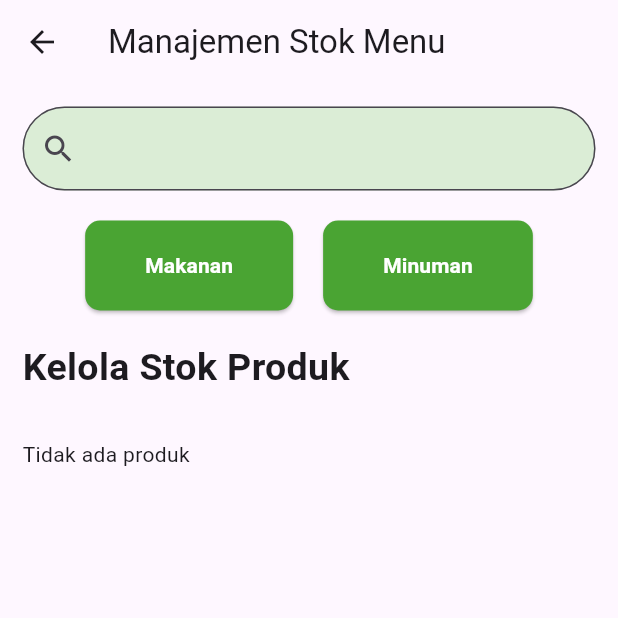
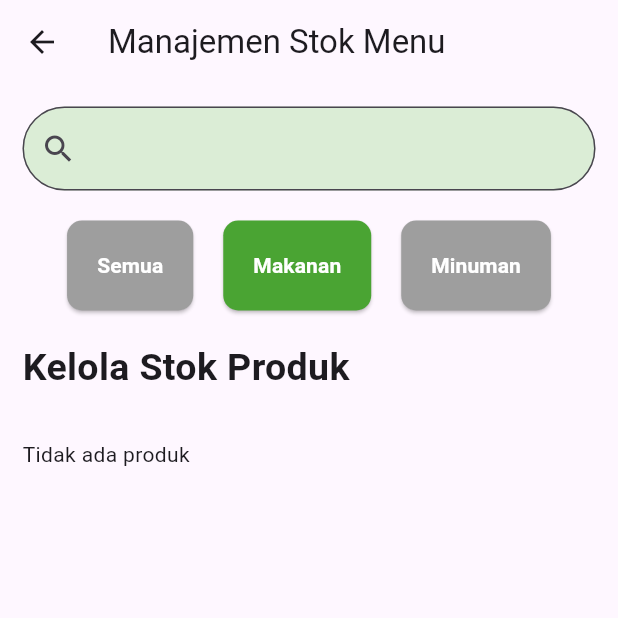
Before and after one commit to FiveHeisenberg/mobile-restaurant, a Flutter app: the ManageStock screen opened directly, after a tap on "Makanan", on a phone screen of 412 x 824 dp, the top half of it. Run offline on Flutter 3.47's test engine with Material 3 defaults, Android fonts, the phone set to English and light mode, and no system bars; our stand-ins replace carousel_slider; network calls fail.

Commit message:
Manage Stock - Filter produk

```diff
--- a/lib/dashboard/manage_stock.dart
+++ b/lib/dashboard/manage_stock.dart
@@ -12,8 +12,8 @@ class ManageStock extends StatefulWidget {
 }
 
 class _ManageStockState extends State<ManageStock> {
-  List dataProduk = [];
   late Future<List> _futureProduk = fetchProduk();
+  String selectedKategori = "Semua";
 
   // FUNGSI API MENGAMBIL DATA PRODUK
   Future<List> fetchProduk() async {
@@ -42,6 +42,14 @@ class _ManageStockState extends State<ManageStock> {
     if (response.statusCode != 200) {
       throw Exception("Gagal update status");
     }
+  }
+
+  // FUNGSI FILTER PRODUK BERDASARKAN KATEGORI
+  List getFilteredProduk(List allProduk) {
+    if (selectedKategori == "Semua") {
+      return allProduk;
+    }
+    return allProduk.where((p) => p['nama_kategori'] == selectedKategori).toList();
   }
 
   @override
@@ -81,14 +89,44 @@ class _ManageStockState extends State<ManageStock> {
               mainAxisAlignment: MainAxisAlignment.center,
               children: [
 
-                // TOMBOL MENU MAKANAN
+                // TOMBOL SEMUA PRODUK
                 ElevatedButton(
                   onPressed: () {
-
+                    setState(() {
+                      selectedKategori = "Semua";
+                    });
                   },
                   style: ElevatedButton.styleFrom(
-                    backgroundColor: AppColors.primaryGreen,
-                    padding: EdgeInsets.symmetric(horizontal: 40, vertical: 20),
+                    backgroundColor: selectedKategori == "Semua"
+                    ? AppColors.primaryGreen
+                    : Colors.grey,
+                    padding: EdgeInsets.symmetric(horizontal: 20, vertical: 20),
+                    shape: RoundedRectangleBorder(
+                      borderRadius: BorderRadius.circular(10)
+                    )
+                  ),
+                  child: Text(
+                    "Semua",
+                    style: TextStyle(
+                      fontWeight: FontWeight.bold,
+                      color: AppColors.secondWhite,
+                    ),
+                  )
+                ),
+
+                // TOMBOL MENU MAKANAN
+                SizedBox(width: 20),
+                ElevatedButton(
+                  onPressed: () {
+                    setState(() {
+                      selectedKategori = "Makanan";
+                    });
+                  },
+                  style: ElevatedButton.styleFrom(
+                    backgroundColor: selectedKategori == "Makanan"
+                    ? AppColors.primaryGreen
+                    : Colors.grey,
+                    padding: EdgeInsets.symmetric(horizontal: 20, vertical: 20),
                     shape: RoundedRectangleBorder(
                       borderRadius: BorderRadius.circular(10)
                     )
@@ -106,11 +144,15 @@ class _ManageStockState extends State<ManageStock> {
                 SizedBox(width: 20),
                 ElevatedButton(
                   onPressed: () {
-
+                    setState(() {
+                      selectedKategori = "Minuman";
+                    });
                   },
                   style: ElevatedButton.styleFrom(
-                    backgroundColor: AppColors.primaryGreen,
-                    padding: EdgeInsets.symmetric(horizontal: 40, vertical: 20),
+                    backgroundColor: selectedKategori == "Minuman"
+                    ? AppColors.primaryGreen
+                    : Colors.grey,
+                    padding: EdgeInsets.symmetric(horizontal: 20, vertical: 20),
                     shape: RoundedRectangleBorder(
                       borderRadius: BorderRadius.circular(10)
                     ),
@@ -162,7 +204,15 @@ class _ManageStockState extends State<ManageStock> {
                   );
                 }
 
-                List dataProduk = snapshot.data!;
+                List allProduk = snapshot.data!;
+                List dataProduk = getFilteredProduk(allProduk);
+
+                if (dataProduk.isEmpty) {
+                  return Padding(
+                    padding: EdgeInsets.all(15),
+                    child: Text("Tidak ada produk $selectedKategori"),
+                  );
+                }
 
                 return ListView.builder(
                   itemCount: dataProduk.length,
```
